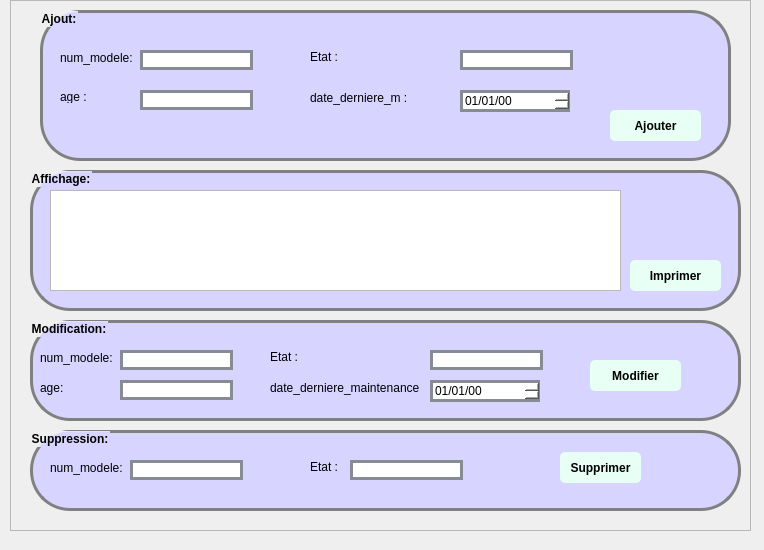
malekelfekih/Smart_Factory_2A9, file GestionMachine/fichewindow.ui: the form before one commit.
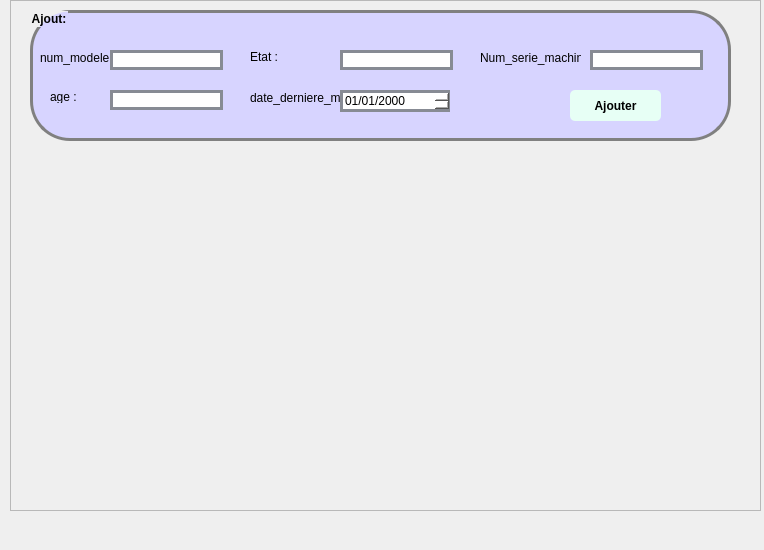
The form after the commit.

```diff
--- a/GestionMachine/fichewindow.ui
+++ b/GestionMachine/fichewindow.ui
@@ -18,8 +18,8 @@
     <rect>
      <x>10</x>
      <y>0</y>
-     <width>741</width>
-     <height>531</height>
+     <width>751</width>
+     <height>511</height>
     </rect>
    </property>
    <property name="frameShape">
@@ -31,10 +31,10 @@
    <widget class="QGroupBox" name="groupBox">
     <property name="geometry">
      <rect>
-      <x>30</x>
+      <x>20</x>
       <y>10</y>
-      <width>691</width>
-      <height>151</height>
+      <width>701</width>
+      <height>131</height>
      </rect>
     </property>
     <property name="styleSheet">
@@ -54,7 +54,7 @@
     <widget class="QLabel" name="label">
      <property name="geometry">
       <rect>
-       <x>20</x>
+       <x>10</x>
        <y>40</y>
        <width>91</width>
        <height>16</height>
@@ -80,7 +80,7 @@
     <widget class="QLabel" name="label_3">
      <property name="geometry">
       <rect>
-       <x>270</x>
+       <x>220</x>
        <y>80</y>
        <width>151</width>
        <height>16</height>
@@ -93,7 +93,7 @@
     <widget class="QLineEdit" name="LEnum">
      <property name="geometry">
       <rect>
-       <x>100</x>
+       <x>80</x>
        <y>40</y>
        <width>113</width>
        <height>20</height>
@@ -111,7 +111,7 @@
     <widget class="QDateEdit" name="LEdate">
      <property name="geometry">
       <rect>
-       <x>420</x>
+       <x>310</x>
        <y>80</y>
        <width>110</width>
        <height>22</height>
@@ -126,13 +126,13 @@
 }</string>
      </property>
      <property name="displayFormat">
-      <string>dd/MM/yy</string>
+      <string>dd/MM/yyyy</string>
      </property>
     </widget>
     <widget class="QLabel" name="label_4">
      <property name="geometry">
       <rect>
-       <x>270</x>
+       <x>220</x>
        <y>40</y>
        <width>47</width>
        <height>13</height>
@@ -145,7 +145,7 @@
     <widget class="QLineEdit" name="LEetat">
      <property name="geometry">
       <rect>
-       <x>420</x>
+       <x>310</x>
        <y>40</y>
        <width>113</width>
        <height>20</height>
@@ -163,8 +163,8 @@
     <widget class="QPushButton" name="pushButtonajouter1">
      <property name="geometry">
       <rect>
-       <x>570</x>
-       <y>100</y>
+       <x>540</x>
+       <y>80</y>
        <width>91</width>
        <height>31</height>
       </rect>
@@ -188,7 +188,7 @@
     <widget class="QLineEdit" name="LEage">
      <property name="geometry">
       <rect>
-       <x>100</x>
+       <x>80</x>
        <y>80</y>
        <width>113</width>
        <height>20</height>
@@ -203,210 +203,24 @@
 }</string>
      </property>
     </widget>
-   </widget>
-   <widget class="QGroupBox" name="groupBox_2">
-    <property name="geometry">
-     <rect>
-      <x>20</x>
-      <y>170</y>
-      <width>711</width>
-      <height>141</height>
-     </rect>
-    </property>
-    <property name="styleSheet">
-     <string notr="true">QGroupBox {
-padding: 5px;
-border-radius: 5px;
-font-weight: bold;
-border: 3px solid gray;
-border-radius: 40px;
-background: #d7d4ff;
-}
-</string>
-    </property>
-    <property name="title">
-     <string>Affichage:</string>
-    </property>
-    <widget class="QTableView" name="tab_Fiche">
+    <widget class="QLabel" name="label_6">
      <property name="geometry">
       <rect>
-       <x>20</x>
-       <y>20</y>
-       <width>571</width>
-       <height>101</height>
-      </rect>
-     </property>
-    </widget>
-    <widget class="QPushButton" name="pushButton_3">
-     <property name="geometry">
-      <rect>
-       <x>600</x>
-       <y>90</y>
-       <width>91</width>
-       <height>31</height>
-      </rect>
-     </property>
-     <property name="styleSheet">
-      <string notr="true">QPushButton {
-padding: 5px;
-border-radius: 5px;
-background-color:#e7fff5;
-font-weight: bold;
-}
-QPushButton:hover
-{
-color :white;
-}</string>
-     </property>
-     <property name="text">
-      <string>Imprimer</string>
-     </property>
-    </widget>
-   </widget>
-   <widget class="QGroupBox" name="groupBox_3">
-    <property name="geometry">
-     <rect>
-      <x>20</x>
-      <y>320</y>
-      <width>711</width>
-      <height>101</height>
-     </rect>
-    </property>
-    <property name="styleSheet">
-     <string notr="true">QGroupBox {
-padding: 5px;
-border-radius: 5px;
-font-weight: bold;
-border: 3px solid gray;
-border-radius: 40px;
-background: #d7d4ff;
-}
-</string>
-    </property>
-    <property name="title">
-     <string>Modification:</string>
-    </property>
-    <widget class="QLabel" name="label_9">
-     <property name="geometry">
-      <rect>
-       <x>10</x>
-       <y>60</y>
-       <width>91</width>
+       <x>450</x>
+       <y>40</y>
+       <width>101</width>
        <height>16</height>
       </rect>
      </property>
      <property name="text">
-      <string>age:</string>
+      <string>Num_serie_machine :</string>
      </property>
     </widget>
-    <widget class="QLabel" name="label_10">
-     <property name="geometry">
-      <rect>
-       <x>240</x>
-       <y>30</y>
-       <width>47</width>
-       <height>13</height>
-      </rect>
-     </property>
-     <property name="text">
-      <string>Etat :</string>
-     </property>
-    </widget>
-    <widget class="QLineEdit" name="LEetat1">
-     <property name="geometry">
-      <rect>
-       <x>400</x>
-       <y>30</y>
-       <width>113</width>
-       <height>20</height>
-      </rect>
-     </property>
-     <property name="styleSheet">
-      <string notr="true">QLineEdit {
-	font: 75 8pt &quot;MS Shell Dlg 2&quot;;
-border: 3px solid #878b94;
-border-radius: 40pxt;
-background: white;
-}</string>
-     </property>
-    </widget>
-    <widget class="QLabel" name="label_11">
-     <property name="geometry">
-      <rect>
-       <x>240</x>
-       <y>60</y>
-       <width>151</width>
-       <height>16</height>
-      </rect>
-     </property>
-     <property name="text">
-      <string>date_derniere_maintenance :</string>
-     </property>
-    </widget>
-    <widget class="QDateEdit" name="LEdate1">
-     <property name="geometry">
-      <rect>
-       <x>400</x>
-       <y>60</y>
-       <width>110</width>
-       <height>22</height>
-      </rect>
-     </property>
-     <property name="styleSheet">
-      <string notr="true">QDateEdit {
-	font: 75 8pt &quot;MS Shell Dlg 2&quot;;
-border: 3px solid #878b94;
-border-radius: 40pxt;
-background: white;
-}</string>
-     </property>
-     <property name="displayFormat">
-      <string>dd/MM/yy</string>
-     </property>
-    </widget>
-    <widget class="QPushButton" name="pushButtonmodifier">
+    <widget class="QLineEdit" name="LEnumamchine">
      <property name="geometry">
       <rect>
        <x>560</x>
        <y>40</y>
-       <width>91</width>
-       <height>31</height>
-      </rect>
-     </property>
-     <property name="styleSheet">
-      <string notr="true">QPushButton {
-padding: 5px;
-border-radius: 5px;
-background-color:#e7fff5;
-font-weight: bold;
-}
-QPushButton:hover
-{
-color :white;
-}</string>
-     </property>
-     <property name="text">
-      <string>Modifier</string>
-     </property>
-    </widget>
-    <widget class="QLabel" name="label_5">
-     <property name="geometry">
-      <rect>
-       <x>10</x>
-       <y>30</y>
-       <width>91</width>
-       <height>16</height>
-      </rect>
-     </property>
-     <property name="text">
-      <string>num_modele:</string>
-     </property>
-    </widget>
-    <widget class="QLineEdit" name="LEnum1">
-     <property name="geometry">
-      <rect>
-       <x>90</x>
-       <y>30</y>
        <width>113</width>
        <height>20</height>
       </rect>
@@ -420,135 +234,6 @@
 }</string>
      </property>
     </widget>
-    <widget class="QLineEdit" name="LEage1">
-     <property name="geometry">
-      <rect>
-       <x>90</x>
-       <y>60</y>
-       <width>113</width>
-       <height>20</height>
-      </rect>
-     </property>
-     <property name="styleSheet">
-      <string notr="true">QLineEdit {
-	font: 75 8pt &quot;MS Shell Dlg 2&quot;;
-border: 3px solid #878b94;
-border-radius: 40pxt;
-background: white;
-}</string>
-     </property>
-    </widget>
-   </widget>
-  </widget>
-  <widget class="QGroupBox" name="groupBox_4">
-   <property name="geometry">
-    <rect>
-     <x>30</x>
-     <y>430</y>
-     <width>711</width>
-     <height>81</height>
-    </rect>
-   </property>
-   <property name="styleSheet">
-    <string notr="true">QGroupBox {
-padding: 5px;
-border-radius: 5px;
-font-weight: bold;
-border: 3px solid gray;
-border-radius: 40px;
-background: #d7d4ff;
-}
-</string>
-   </property>
-   <property name="title">
-    <string>Suppression:</string>
-   </property>
-   <widget class="QLabel" name="label_12">
-    <property name="geometry">
-     <rect>
-      <x>20</x>
-      <y>30</y>
-      <width>91</width>
-      <height>16</height>
-     </rect>
-    </property>
-    <property name="text">
-     <string>num_modele:</string>
-    </property>
-   </widget>
-   <widget class="QLabel" name="label_13">
-    <property name="geometry">
-     <rect>
-      <x>280</x>
-      <y>30</y>
-      <width>47</width>
-      <height>13</height>
-     </rect>
-    </property>
-    <property name="text">
-     <string>Etat :</string>
-    </property>
-   </widget>
-   <widget class="QLineEdit" name="LEetat2">
-    <property name="geometry">
-     <rect>
-      <x>320</x>
-      <y>30</y>
-      <width>113</width>
-      <height>20</height>
-     </rect>
-    </property>
-    <property name="styleSheet">
-     <string notr="true">QLineEdit {
-	font: 75 8pt &quot;MS Shell Dlg 2&quot;;
-border: 3px solid #878b94;
-border-radius: 40pxt;
-background: white;
-}</string>
-    </property>
-   </widget>
-   <widget class="QLineEdit" name="LEnum2">
-    <property name="geometry">
-     <rect>
-      <x>100</x>
-      <y>30</y>
-      <width>113</width>
-      <height>20</height>
-     </rect>
-    </property>
-    <property name="styleSheet">
-     <string notr="true">QLineEdit {
-	font: 75 8pt &quot;MS Shell Dlg 2&quot;;
-border: 3px solid #878b94;
-border-radius: 40pxt;
-background: white;
-}</string>
-    </property>
-   </widget>
-   <widget class="QPushButton" name="pushButton_2">
-    <property name="geometry">
-     <rect>
-      <x>530</x>
-      <y>22</y>
-      <width>81</width>
-      <height>31</height>
-     </rect>
-    </property>
-    <property name="styleSheet">
-     <string notr="true">QPushButton {
-padding: 5px;
-border-radius: 5px;
-background-color:#e7fff5;
-font-weight: bold;
-}
-QPushButton:hover
-{
-color :white;
-}</string>
-    </property>
-    <property name="text">
-     <string>Supprimer</string>
-    </property>
    </widget>
   </widget>
  </widget>
```
